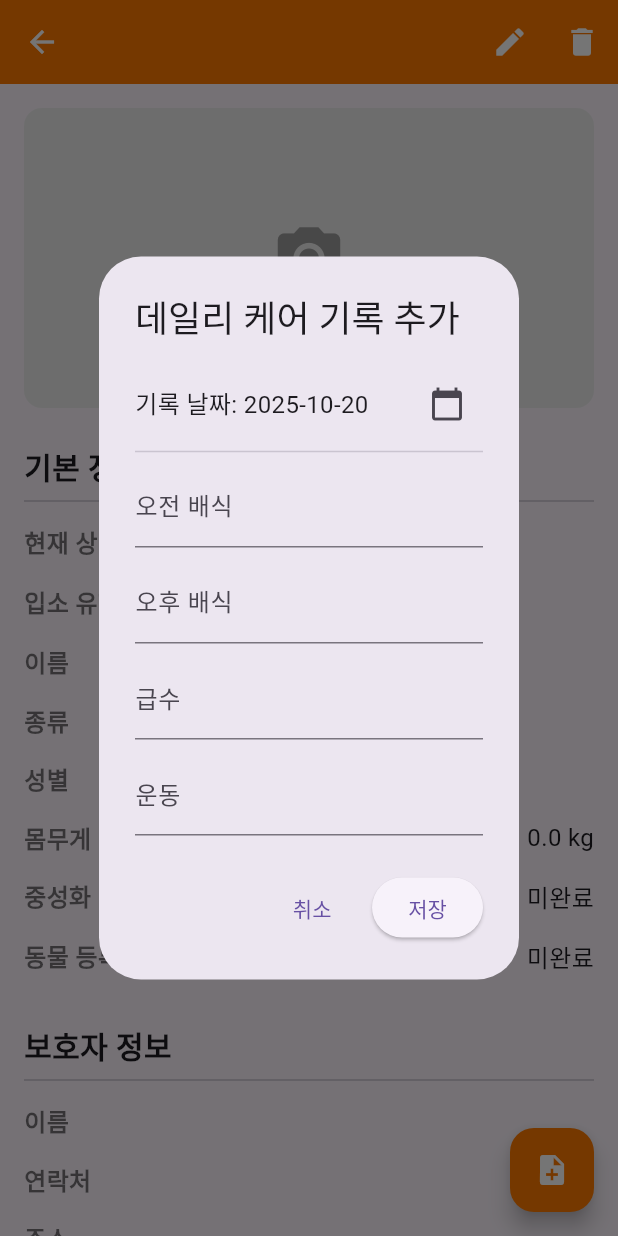
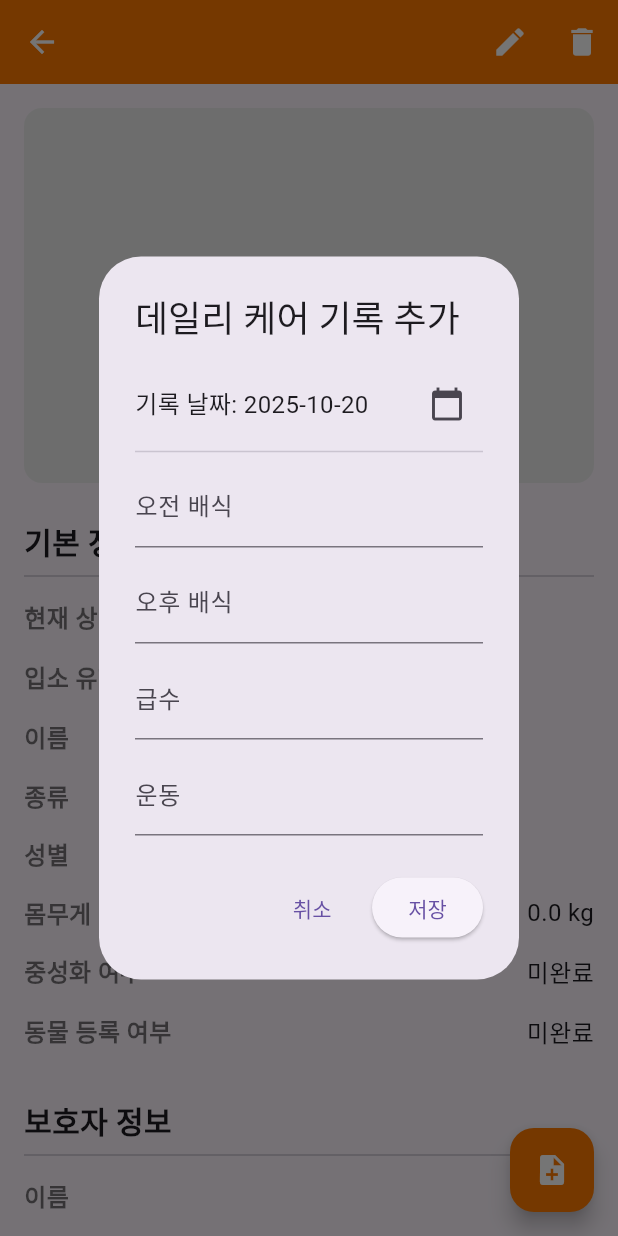
Before and after one commit to jechang-yeon/carelink_app, a Flutter app: the AnimalDetailScreen screen opened directly with empty values, after a tap on the "note add" icon, on a phone screen of 412 x 824 dp. Run offline on Flutter 3.47's test engine with Material 3 defaults, Android fonts, the phone set to English and light mode, and no system bars; our stand-ins replace cloud_firestore, firebase_auth, firebase_core, firebase_storage, image_picker, shared_preferences and 1 more; missing offline and left inert: webview_flutter_android, webview_flutter_wkwebview; accounts and stored records are empty.

Commit message:
20251020_02

```diff
--- a/lib/screens/animal/animal_detail_screen.dart
+++ b/lib/screens/animal/animal_detail_screen.dart
@@ -1,3 +1,5 @@
+import 'package:carelink_app/models/shelter.dart';
+import 'package:carelink_app/models/staff_model.dart';
 import 'package:carelink_app/widgets/delete_confirmation_dialog.dart';
 import 'package:flutter/material.dart';
 import 'package:cloud_firestore/cloud_firestore.dart';
@@ -9,24 +11,55 @@ import '../../models/care_log.dart';
 import '../../widgets/add_care_log_dialog.dart';
 import 'edit_animal_screen.dart';
 
-class AnimalDetailScreen extends StatelessWidget {
+class AnimalDetailScreen extends StatefulWidget {
+  final StaffModel user;
+  final Shelter shelter;
   final String shelterId;
   final Animal animal;
-  const AnimalDetailScreen(
-      {super.key, required this.shelterId, required this.animal});
+
+  const AnimalDetailScreen({
+    super.key,
+    required this.user,
+    required this.shelter,
+    required this.shelterId,
+    required this.animal,
+  });
+
+  @override
+  State<AnimalDetailScreen> createState() => _AnimalDetailScreenState();
+}
+
+class _AnimalDetailScreenState extends State<AnimalDetailScreen> {
+  bool _canEditOrDelete = false;
+
+  @override
+  void initState() {
+    super.initState();
+    _checkPermissions();
+  }
+
+  void _checkPermissions() {
+    final user = widget.user;
+    final shelter = widget.shelter;
+    if (user.role == 'SystemAdmin' || shelter.managerUid == user.uid) {
+      setState(() {
+        _canEditOrDelete = true;
+      });
+    }
+  }
 
   Future<void> _deleteAnimal(BuildContext context) async {
     try {
       await FirebaseFirestore.instance
           .collection('shelters')
-          .doc(shelterId)
+          .doc(widget.shelterId)
           .collection('animals')
-          .doc(animal.id)
+          .doc(widget.animal.id)
           .delete();
       if (!context.mounted) return;
       Navigator.of(context).pop();
       ScaffoldMessenger.of(context).showSnackBar(
-        SnackBar(content: Text('${animal.name} 정보가 삭제되었습니다.')),
+        SnackBar(content: Text('${widget.animal.name} 정보가 삭제되었습니다.')),
       );
     } catch (e) {
       if (!context.mounted) return;
@@ -39,9 +72,9 @@ class AnimalDetailScreen extends StatelessWidget {
   Future<void> _sendCareUpdateToOwner(BuildContext context) async {
     final logSnapshot = await FirebaseFirestore.instance
         .collection('shelters')
-        .doc(shelterId)
+        .doc(widget.shelterId)
         .collection('animals')
-        .doc(animal.id)
+        .doc(widget.animal.id)
         .collection('careLogs')
         .orderBy('date', descending: true)
         .limit(1)
@@ -59,11 +92,11 @@ class AnimalDetailScreen extends StatelessWidget {
     final formattedDate =
     DateFormat('yyyy-MM-dd').format(latestLog.date.toDate());
     final messageContent =
-        "안녕하세요 ${animal.ownerName}님, [$formattedDate] ${animal.name}의 케어 기록입니다.\n- 오전 배식: ${latestLog.amMeal}\n- 오후 배식: ${latestLog.pmMeal}\n- 급수: ${latestLog.water}\n- 운동: ${latestLog.exercise}";
+        "안녕하세요 ${widget.animal.ownerName}님, [$formattedDate] ${widget.animal.name}의 케어 기록입니다.\n- 오전 배식: ${latestLog.amMeal}\n- 오후 배식: ${latestLog.pmMeal}\n- 급수: ${latestLog.water}\n- 운동: ${latestLog.exercise}";
 
     final Uri smsLaunchUri = Uri(
       scheme: 'sms',
-      path: animal.ownerContact,
+      path: widget.animal.ownerContact,
       queryParameters: <String, String>{
         'body': messageContent,
       },
@@ -83,23 +116,25 @@ class AnimalDetailScreen extends StatelessWidget {
   Widget build(BuildContext context) {
     return Scaffold(
       appBar: AppBar(
-        title: Text(animal.name),
+        title: Text(widget.animal.name),
         backgroundColor: const Color(0xFFFF7A00),
         actions: [
+          if (_canEditOrDelete)
             IconButton(
               icon: const Icon(Icons.edit),
               onPressed: () {
                 Navigator.of(context).push(
                   MaterialPageRoute(
                     builder: (context) => EditAnimalScreen(
-                    shelterId: shelterId,
-                    animal: animal,
+                      shelterId: widget.shelterId,
+                      animal: widget.animal,
                     ),
                   ),
                 );
               },
               tooltip: '정보 수정',
             ),
+          if (_canEditOrDelete)
             IconButton(
               icon: const Icon(Icons.delete),
               onPressed: () {
@@ -108,7 +143,7 @@ class AnimalDetailScreen extends StatelessWidget {
                   builder: (context) => DeleteConfirmationDialog(
                     title: '동물 정보 삭제',
                     content:
-                  '정말로 ${animal.name}의 정보를 삭제하시겠습니까? 이 작업은 되돌릴 수 없습니다.',
+                    '정말로 ${widget.animal.name}의 정보를 삭제하시겠습니까? 이 작업은 되돌릴 수 없습니다.',
                     onConfirm: () => _deleteAnimal(context),
                   ),
                 );
@@ -122,31 +157,25 @@ class AnimalDetailScreen extends StatelessWidget {
         child: Column(
           crossAxisAlignment: CrossAxisAlignment.start,
           children: [
-            if (animal.photoUrls.isNotEmpty)
+            if (widget.animal.photoUrls.isNotEmpty)
               SizedBox(
-                height: 200,
-                child: ListView.builder(
-                  scrollDirection: Axis.horizontal,
-                  itemCount: animal.photoUrls.length,
+                height: 250,
+                child: PageView.builder(
+                  itemCount: widget.animal.photoUrls.length,
                   itemBuilder: (context, index) {
                     return Padding(
-                      padding: const EdgeInsets.only(right: 8.0),
+                      padding: const EdgeInsets.symmetric(horizontal: 4.0),
                       child: ClipRRect(
                         borderRadius: BorderRadius.circular(12),
                         child: Image.network(
-                          animal.photoUrls[index],
-                          width: 200,
-                          height: 200,
+                          widget.animal.photoUrls[index],
                           fit: BoxFit.cover,
-                          loadingBuilder: (context, child, loadingProgress) {
-                            if (loadingProgress == null) return child;
-                            return const Center(
-                              child: CircularProgressIndicator(),
-                            );
-                          },
-                          errorBuilder: (context, error, stackTrace) {
-                            return const Icon(Icons.error, size: 40);
-                          },
+                          loadingBuilder: (context, child, progress) =>
+                          progress == null
+                              ? child
+                              : const Center(child: CircularProgressIndicator()),
+                          errorBuilder: (context, error, stackTrace) =>
+                          const Icon(Icons.error),
                         ),
                       ),
                     );
@@ -155,34 +184,32 @@ class AnimalDetailScreen extends StatelessWidget {
               )
             else
               Container(
-                height: 200,
+                height: 250,
                 decoration: BoxDecoration(
                   color: Colors.grey[200],
                   borderRadius: BorderRadius.circular(12),
                 ),
-                child: const Center(
-                  child: Icon(Icons.camera_alt, color: Colors.grey, size: 50),
-                ),
+                child: const Center(child: Icon(Icons.camera_alt, color: Colors.grey, size: 60)),
               ),
             const SizedBox(height: 24),
             const Text('기본 정보',
                 style: TextStyle(fontSize: 20, fontWeight: FontWeight.bold)),
             const Divider(),
-            _buildInfoRow('현재 상태', animal.status),
-            _buildInfoRow('입소 유형', animal.intakeType),
-            _buildInfoRow('이름', animal.name),
-            _buildInfoRow('종류', animal.species),
-            _buildInfoRow('성별', animal.gender),
-            _buildInfoRow('몸무게', '${animal.weight} kg'),
-            _buildInfoRow('중성화 여부', animal.isNeutered ? '완료' : '미완료'),
-            _buildInfoRow('동물 등록 여부', animal.isRegistered ? '완료' : '미완료'),
+            _buildInfoRow('현재 상태', widget.animal.status),
+            _buildInfoRow('입소 유형', widget.animal.intakeType),
+            _buildInfoRow('이름', widget.animal.name),
+            _buildInfoRow('종류', widget.animal.species),
+            _buildInfoRow('성별', widget.animal.gender),
+            _buildInfoRow('몸무게', '${widget.animal.weight} kg'),
+            _buildInfoRow('중성화 여부', widget.animal.isNeutered ? '완료' : '미완료'),
+            _buildInfoRow('동물 등록 여부', widget.animal.isRegistered ? '완료' : '미완료'),
             const SizedBox(height: 24),
             const Text('보호자 정보',
                 style: TextStyle(fontSize: 20, fontWeight: FontWeight.bold)),
             const Divider(),
-            _buildInfoRow('이름', animal.ownerName),
-            _buildInfoRow('연락처', animal.ownerContact),
-            _buildInfoRow('주소', animal.ownerAddress),
+            _buildInfoRow('이름', widget.animal.ownerName),
+            _buildInfoRow('연락처', widget.animal.ownerContact),
+            _buildInfoRow('주소', '${widget.animal.ownerAddress} ${widget.animal.ownerAddressDetail}'),
             const SizedBox(height: 24),
             Row(
               mainAxisAlignment: MainAxisAlignment.spaceBetween,
@@ -204,9 +231,9 @@ class AnimalDetailScreen extends StatelessWidget {
             StreamBuilder<QuerySnapshot>(
               stream: FirebaseFirestore.instance
                   .collection('shelters')
-                  .doc(shelterId)
+                  .doc(widget.shelterId)
                   .collection('animals')
-                  .doc(animal.id)
+                  .doc(widget.animal.id)
                   .collection('careLogs')
                   .orderBy('date', descending: true)
                   .snapshots(),
@@ -277,8 +304,8 @@ class AnimalDetailScreen extends StatelessWidget {
             context: context,
             builder: (context) {
               return AddCareLogDialog(
-                shelterId: shelterId,
-                animalId: animal.id,
+                shelterId: widget.shelterId,
+                animalId: widget.animal.id,
               );
             },
           );
```
Also changed, not shown: lib/screens/shelter/shelter_detail_screen.dart (+26 -5 lines). Lines whose indentation alone changed are shown as unchanged.
